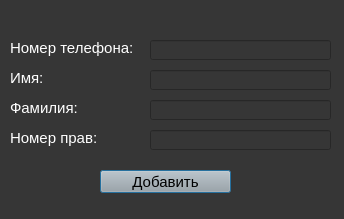
Before: the Qt Designer form UI/user_add_form.ui in MaximToporkov/TITAKIMURADOK, drawn with Qt 5.
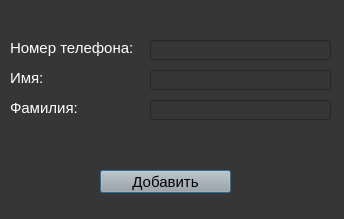
After: the same form once the commit is applied.

Patch:
```diff
--- a/UI/user_add_form.ui
+++ b/UI/user_add_form.ui
@@ -101,27 +101,6 @@
     <string>Фамилия:</string>
    </property>
   </widget>
-  <widget class="QLabel" name="label_4">
-   <property name="geometry">
-    <rect>
-     <x>10</x>
-     <y>130</y>
-     <width>101</width>
-     <height>16</height>
-    </rect>
-   </property>
-   <property name="font">
-    <font>
-     <pointsize>11</pointsize>
-    </font>
-   </property>
-   <property name="styleSheet">
-    <string notr="true">color:rgb(255, 255, 255)</string>
-   </property>
-   <property name="text">
-    <string>Номер прав:</string>
-   </property>
-  </widget>
   <widget class="QLineEdit" name="number">
    <property name="geometry">
     <rect>
@@ -161,19 +140,6 @@
     <string notr="true">color:rgb(243, 243, 243)</string>
    </property>
   </widget>
-  <widget class="QLineEdit" name="drive_licen">
-   <property name="geometry">
-    <rect>
-     <x>150</x>
-     <y>130</y>
-     <width>181</width>
-     <height>20</height>
-    </rect>
-   </property>
-   <property name="styleSheet">
-    <string notr="true">color:rgb(243, 243, 243)</string>
-   </property>
-  </widget>
  </widget>
  <resources/>
  <connections/>
```
